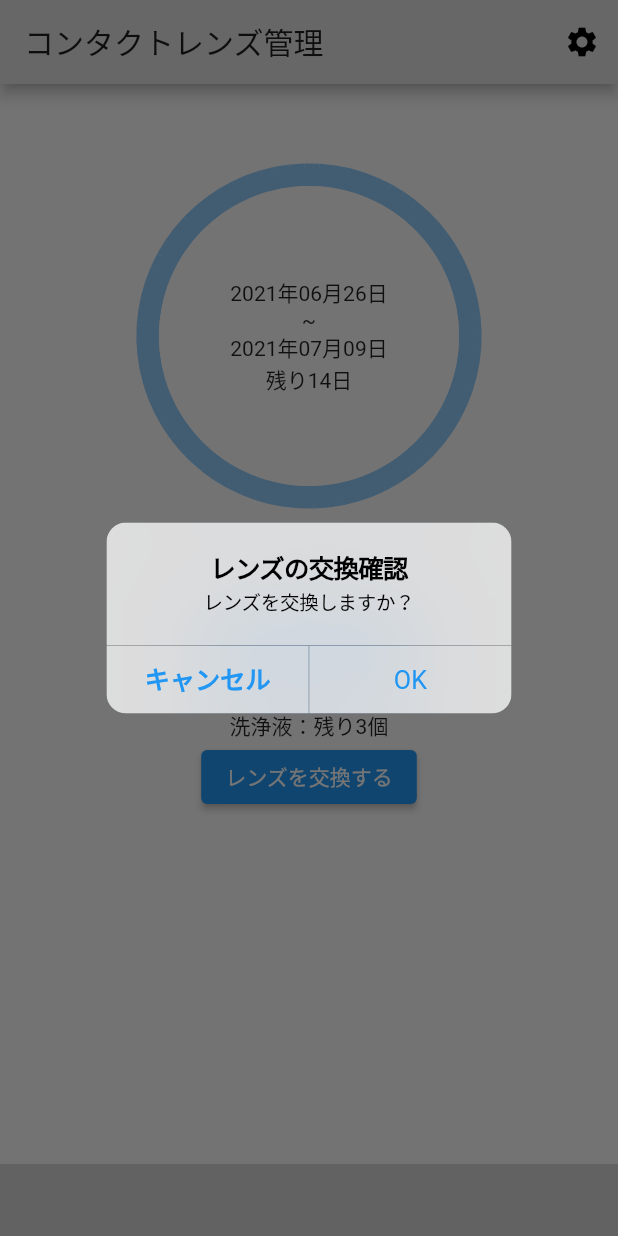
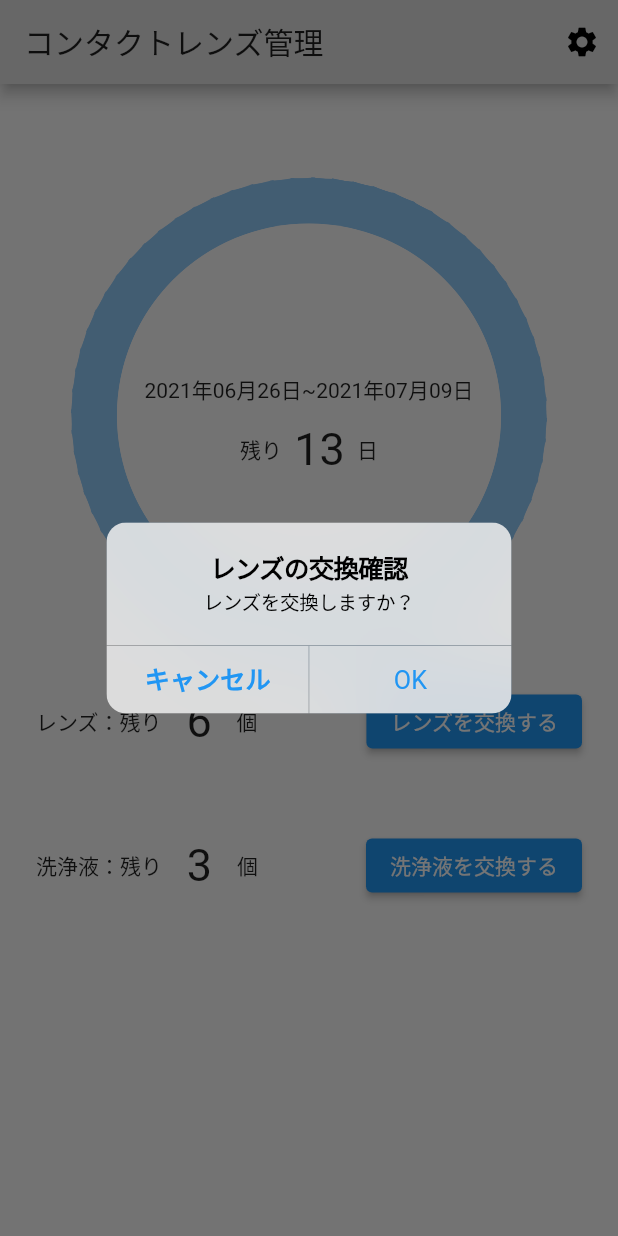
Before and after one commit to nogu66/contact-lens-app, a Flutter app: the screen it shows after launch, after a tap on "レンズを交換する", on a phone screen of 412 x 824 dp. Run offline on Flutter 3.47's test engine with Material 2 defaults, Android fonts, the phone set to English and light mode, and no system bars; our stand-ins replace flutter_local_notifications, flutter_native_timezone, shared_preferences, timezone; missing offline and left inert: admob_flutter, flutter_picker.

Commit message:
UIが完成

```diff
--- a/lib/presentation/gage/circle_painter.dart
+++ /dev/null
@@ -1,129 +0,0 @@
-import 'dart:math';
-
-import 'package:flutter/cupertino.dart';
-import 'package:flutter/material.dart';
-
-class CircleLevelPainter extends CustomPainter {
-  final double percentage;
-  final double textCircleRadius;
-
-  CircleLevelPainter({this.percentage, this.textCircleRadius});
-
-  @override
-  void paint(Canvas canvas, Size size) {
-    for (int i = 1; i < (360 * percentage); i += 5) {
-      final per = i / 360.0;
-      // 割合（0~1.0）からグラデーション色に変換
-      final color = ColorTween(
-        begin: Colors.blue.shade200,
-        // end: Colors.grey.shade200,
-        end: Colors.blue.shade200,
-      ).lerp(per);
-      final paint = Paint()
-        ..color = color
-        ..style = PaintingStyle.stroke
-        ..strokeWidth = 10;
-
-      final spaceLen = 0; // 円とゲージ間の長さ
-      final lineLen = 15; // ゲージの長さ
-      // final angle = (2 * pi * per) - (pi / 2); // 0時方向から開始するため-90度ずらす
-      final angle = (2 * pi * per) - (pi / 2);
-
-      // 円の中心座標
-      final offset0 = Offset(size.width * 0.5, size.height * 0.5);
-      // 線の内側部分の座標
-      final offset1 = offset0.translate(
-        (textCircleRadius + spaceLen) * cos(angle),
-        (textCircleRadius + spaceLen) * sin(angle),
-      );
-      // 線の外側部分の座標
-      final offset2 = offset1.translate(
-        lineLen * cos(angle),
-        lineLen * sin(angle),
-      );
-
-      canvas.drawLine(offset1, offset2, paint);
-    }
-  }
-
-  void paintInner(Canvas canvas, Size size) {
-    for (int i = 1; i < (360); i += 5) {
-      final per = i / 360.0;
-      // 割合（0~1.0）からグラデーション色に変換
-      final color = ColorTween(
-        begin: Colors.blue.shade200,
-        // end: Colors.grey.shade200,
-        end: Colors.grey.shade200,
-      ).lerp(per);
-      final paint = Paint()
-        ..color = color
-        ..style = PaintingStyle.stroke
-        ..strokeWidth = 10;
-
-      final spaceLen = 16; // 円とゲージ間の長さ
-      final lineLen = 15; // ゲージの長さ
-      // final angle = (2 * pi * per) - (pi / 2); // 0時方向から開始するため-90度ずらす
-      final angle = (2 * pi * per) - (pi / 2);
-
-      // 円の中心座標
-      final offset0 = Offset(size.width * 0.5, size.height * 0.5);
-      // 線の内側部分の座標
-      final offset1 = offset0.translate(
-        (textCircleRadius + spaceLen) * cos(angle),
-        (textCircleRadius + spaceLen) * sin(angle),
-      );
-      // 線の外側部分の座標
-      final offset2 = offset1.translate(
-        lineLen * cos(angle),
-        lineLen * sin(angle),
-      );
-
-      canvas.drawLine(offset1, offset2, paint);
-    }
-  }
-
-  @override
-  bool shouldRepaint(CustomPainter oldDelegate) {
-    return false;
-  }
-}
-
-// class CirclePaint extends CustomPainter {
-//   @override
-//   void paint(Canvas canvas, Size size) {
-//     final paint = Paint()
-//       ..strokeWidth = 10
-//       ..color = Colors.blue.shade200
-//       ..style = PaintingStyle.stroke;
-//     final center = Offset(size.width / 2, size.height / 2);
-//     final radius = min(size.width, size.height);
-//     canvas.drawCircle(center, radius, paint);
-//   }
-//
-//   // 再描画する必要なし
-//   @override
-//   bool shouldRepaint(covariant CustomPainter oldDelegate) {
-//     return false;
-//   }
-// }
-//
-// class CirclePainter extends CustomPainter {
-//   @override
-//   void paint(Canvas canvas, Size size) {
-//     /// 線は黒色を指定する
-//     Paint outerCircle = Paint()
-//       ..strokeWidth = 5
-//       ..color = Colors.black
-//       ..style = PaintingStyle.stroke;
-//
-//     Offset center = Offset(size.width / 2, size.height / 2);
-//     double radius = min(size.width / 2, size.height / 2) - 7;
-//
-//     canvas.drawCircle(center, radius, outerCircle);
-//   }
-//
-//   @override
-//   bool shouldRepaint(CustomPainter oldDelegate) {
-//     return true;
-//   }
-// }
--- /dev/null
+++ b/lib/presentation/main/circle_painter.dart
@@ -0,0 +1,54 @@
+import 'dart:math';
+
+import 'package:flutter/cupertino.dart';
+import 'package:flutter/material.dart';
+
+class CircleLevelPainter extends CustomPainter {
+  final double percentage;
+  final double textCircleRadius;
+
+  CircleLevelPainter({this.percentage, this.textCircleRadius});
+
+  @override
+  void paint(Canvas canvas, Size size) {
+    for (int i = 1; i < (360 * percentage); i += 5) {
+      final per = i / 360.0;
+      // 割合（0~1.0）からグラデーション色に変換
+      final color = ColorTween(
+        begin: Colors.blue.shade200,
+        // end: Colors.grey.shade200,
+        end: Colors.blue.shade200,
+      ).lerp(per);
+      final paint = Paint()
+        ..color = color
+        ..style = PaintingStyle.stroke
+        ..strokeWidth = 30;
+
+      final spaceLen = 0; // 円とゲージ間の長さ
+      final lineLen = 30; // ゲージの長さ
+      // final angle = (2 * pi * per) - (pi / 2); // 0時方向から開始するため-90度ずらす
+      final angle = (2 * pi * per) - (pi / 2);
+
+      // 円の中心座標
+      final offset0 = Offset(size.width * 0.5, size.height * 0.5);
+      // 線の内側部分の座標
+      final offset1 = offset0.translate(
+        (textCircleRadius + spaceLen) * cos(angle),
+        (textCircleRadius + spaceLen) * sin(angle),
+      );
+
+      // 線の外側部分の座標
+      final offset2 = offset1.translate(
+        lineLen * cos(angle),
+        lineLen * sin(angle),
+      );
+
+      canvas.drawLine(offset1, offset2, paint);
+    }
+  }
+
+  @override
+  bool shouldRepaint(CustomPainter oldDelegate) {
+    return false;
+  }
+}
--- a/lib/presentation/main/main.dart
+++ b/lib/presentation/main/main.dart
@@ -1,6 +1,6 @@
 import 'dart:io';
 import 'package:admob_flutter/admob_flutter.dart';
-import 'package:contact_lens_app/presentation/gage/circle_painter.dart';
+import 'package:contact_lens_app/presentation/main/circle_painter.dart';
 import 'package:contact_lens_app/presentation/settings/settings_page.dart';
 import 'package:contact_lens_app/services/admob.dart';
 import 'package:flutter/cupertino.dart';
@@ -33,7 +33,7 @@ class MyApp extends StatelessWidget {
 class TopPage extends StatelessWidget {
   final FlutterLocalNotificationsPlugin flutterLocalNotificationsPlugin =
       FlutterLocalNotificationsPlugin();
-  final size = 200.0;
+  final size = 256.0;
   final percentage = 0.7;
   Widget build(BuildContext context) {
     if (Platform.isIOS) {
@@ -74,12 +74,31 @@ class TopPage extends StatelessWidget {
                 model.getLensStock();
                 model.getWasherStock();
                 model.getNotifications();
-                return Center(
+                return Column(
+                  children: [
+                    Center(
                       child: Column(
-                    mainAxisAlignment: MainAxisAlignment.start,
                         children: <Widget>[
                           Padding(
-                        padding: const EdgeInsets.fromLTRB(0, 60.0, 0, 40.0),
+                            padding: EdgeInsets.fromLTRB(0, 45.0, 0, 20.0),
+                            // child: Row(
+                            //   mainAxisAlignment: MainAxisAlignment.center,
+                            //   children: [
+                            //     SizedBox(
+                            //       width: 50,
+                            //       child: Text(
+                            //         '${model.counter}',
+                            //         style: TextStyle(
+                            //           fontSize: 30,
+                            //         ),
+                            //       ),
+                            //     ),
+                            //     Text('日間'),
+                            //   ],
+                            // ),
+                          ),
+                          Padding(
+                            padding: const EdgeInsets.all(20.0),
                             child: Container(
                               child: CustomPaint(
                                 // painter: CirclePaint(),
@@ -90,20 +109,44 @@ class TopPage extends StatelessWidget {
                                 child: Container(
                                   padding: EdgeInsets.all(8.0),
                                   child: Material(
-                                borderRadius: BorderRadius.circular(size * 0.5),
+                                    borderRadius:
+                                        BorderRadius.circular(size * 0.5),
                                     child: Container(
                                       width: size,
                                       height: size,
+                                      child: Center(
                                         child: Column(
                                           crossAxisAlignment:
                                               CrossAxisAlignment.center,
-                                    mainAxisAlignment: MainAxisAlignment.center,
+                                          mainAxisAlignment:
+                                              MainAxisAlignment.center,
                                           children: [
-                                      Text('${model.startDateText}'),
-                                      Text('~'),
-                                      Text('${model.goalDateText}'),
-                                      Text('残り${model.counter}日'),
+                                            Padding(
+                                              padding:
+                                                  const EdgeInsets.all(12.0),
+                                              child: Text(
+                                                  '${model.startDateText}~${model.goalDateText}'),
+                                            ),
+                                            Row(
+                                              mainAxisAlignment:
+                                                  MainAxisAlignment.center,
+                                              children: [
+                                                Text('残り'),
+                                                SizedBox(
+                                                  width: 50,
+                                                  child: Text(
+                                                    '${model.counter}',
+                                                    textAlign: TextAlign.center,
+                                                    style: TextStyle(
+                                                      fontSize: 30,
+                                                    ),
+                                                  ),
+                                                ),
+                                                Text('日'),
                                               ],
+                                            ),
+                                          ],
+                                        ),
                                       ),
                                     ),
                                   ),
@@ -113,11 +156,32 @@ class TopPage extends StatelessWidget {
                           ),
                           // Text('${model.startDateText}〜${model.goalDateText}'),
                           // Text('残り${model.counter}日'),
+                          Column(
+                            children: [
                               Padding(
+                                padding: const EdgeInsets.all(8.0),
+                                child: Padding(
                                   padding: const EdgeInsets.all(16.0),
-                        child: Column(
+                                  child: Row(
+                                    mainAxisAlignment:
+                                        MainAxisAlignment.spaceBetween,
                                     children: [
-                            Text('レンズ：残り${model.lensStock}個'),
+                                      Row(
+                                        children: [
+                                          Text('レンズ：残り'),
+                                          SizedBox(
+                                            width: 50,
+                                            child: Text(
+                                              '${model.lensStock}',
+                                              textAlign: TextAlign.center,
+                                              style: TextStyle(
+                                                fontSize: 30,
+                                              ),
+                                            ),
+                                          ),
+                                          Text('個'),
+                                        ],
+                                      ),
                                       ElevatedButton(
                                         onPressed: () async {
                                           showDialog(
@@ -131,7 +195,8 @@ class TopPage extends StatelessWidget {
                                                       child: Text('キャンセル'),
                                                       isDefaultAction: true,
                                                       onPressed: () =>
-                                                Navigator.pop(context),
+                                                          Navigator.pop(
+                                                              context),
                                                     ),
                                                     CupertinoDialogAction(
                                                       child: Text('OK'),
@@ -149,10 +214,31 @@ class TopPage extends StatelessWidget {
                                     ],
                                   ),
                                 ),
-
-                      Column(
+                              ),
+                              Padding(
+                                padding: const EdgeInsets.all(8.0),
+                                child: Padding(
+                                  padding: const EdgeInsets.all(16.0),
+                                  child: Row(
+                                    mainAxisAlignment:
+                                        MainAxisAlignment.spaceBetween,
                                     children: [
-                          Text('洗浄液：残り${model.washerStock}個'),
+                                      Row(
+                                        children: [
+                                          Text('洗浄液：残り'),
+                                          SizedBox(
+                                            width: 50,
+                                            child: Text(
+                                              '${model.washerStock}',
+                                              textAlign: TextAlign.center,
+                                              style: TextStyle(
+                                                fontSize: 30,
+                                              ),
+                                            ),
+                                          ),
+                                          Text('個'),
+                                        ],
+                                      ),
                                       ElevatedButton(
                                         onPressed: () async {
                                           showDialog(
@@ -166,7 +252,8 @@ class TopPage extends StatelessWidget {
                                                       child: Text('キャンセル'),
                                                       isDefaultAction: true,
                                                       onPressed: () =>
-                                              Navigator.pop(context),
+                                                          Navigator.pop(
+                                                              context),
                                                     ),
                                                     CupertinoDialogAction(
                                                       child: Text('OK'),
@@ -179,29 +266,35 @@ class TopPage extends StatelessWidget {
                                                 );
                                               });
                                         },
-                            child: Text('レンズを交換する'),
+                                        child: Text('洗浄液を交換する'),
+                                      ),
+                                    ],
+                                  ),
+                                ),
                               ),
                             ],
                           ),
                         ],
                       ),
+                    ),
+                  ],
                 );
               },
             ),
-            bottomNavigationBar: Column(
-              mainAxisAlignment: MainAxisAlignment.end,
-              mainAxisSize: MainAxisSize.min,
-              children: [
-                AdmobBanner(
-                  adUnitId: AdMobService().getBannerAdUnitId(),
-                  adSize: AdmobBannerSize(
-                    width: MediaQuery.of(context).size.width.toInt(),
-                    height: AdMobService().getHeight(context).toInt(),
-                    name: 'SMART_BANNER',
-                  ),
-                ),
-              ],
-            ),
+            // bottomNavigationBar: Column(
+            //   mainAxisAlignment: MainAxisAlignment.end,
+            //   mainAxisSize: MainAxisSize.min,
+            //   children: [
+            //     AdmobBanner(
+            //       adUnitId: AdMobService().getBannerAdUnitId(),
+            //       adSize: AdmobBannerSize(
+            //         width: MediaQuery.of(context).size.width.toInt(),
+            //         height: AdMobService().getHeight(context).toInt(),
+            //         name: 'SMART_BANNER',
+            //       ),
+            //     ),
+            //   ],
+            // ),
           ),
         ],
       ),
--- a/lib/presentation/main/main_model.dart
+++ b/lib/presentation/main/main_model.dart
@@ -119,7 +119,7 @@ class MainModel extends ChangeNotifier {
     this.startDate = DateTime.fromMillisecondsSinceEpoch(startTimeStamp);
     goalTimeStamp = prefs.getInt('goalTimeStamp');
     this.goalDate = DateTime.fromMillisecondsSinceEpoch(goalTimeStamp);
-    this.counter = (goalDate.difference(startDate).inDays + 1);
+    this.counter = prefs.getInt('counter');
     this.limitCounter = (goalDate.difference(today).inDays + 1);
     this.percentage = limitCounter / counter;
     prefs.setDouble('percentage', percentage);
```
Lines whose indentation alone changed are shown as unchanged.
